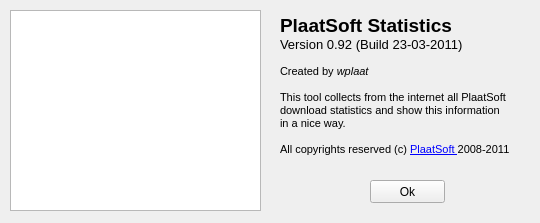
First picture: the form in src/about.ui, repository plaatsoft/plaatstats, before the edit.
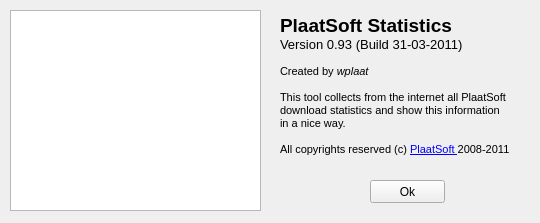
Second picture: the form after the edit.

The edit to the form file:
```diff
--- a/src/about.ui
+++ b/src/about.ui
@@ -38,7 +38,7 @@
 p, li { white-space: pre-wrap; }
 &lt;/style&gt;&lt;/head&gt;&lt;body style=&quot; font-family:'MS Shell Dlg 2'; font-size:8.25pt; font-weight:400; font-style:normal;&quot;&gt;
 &lt;p style=&quot; margin-top:0px; margin-bottom:0px; margin-left:0px; margin-right:0px; -qt-block-indent:0; text-indent:0px;&quot;&gt;&lt;span style=&quot; font-size:14pt; font-weight:600;&quot;&gt;PlaatSoft Statistics&lt;/span&gt;&lt;/p&gt;
-&lt;p style=&quot; margin-top:0px; margin-bottom:0px; margin-left:0px; margin-right:0px; -qt-block-indent:0; text-indent:0px;&quot;&gt;&lt;span style=&quot; font-size:10pt;&quot;&gt;Version 0.92 (Build 23-03-2011)&lt;/span&gt;&lt;/p&gt;
+&lt;p style=&quot; margin-top:0px; margin-bottom:0px; margin-left:0px; margin-right:0px; -qt-block-indent:0; text-indent:0px;&quot;&gt;&lt;span style=&quot; font-size:10pt;&quot;&gt;Version 0.93 (Build 31-03-2011)&lt;/span&gt;&lt;/p&gt;
 &lt;p style=&quot; margin-top:0px; margin-bottom:0px; margin-left:0px; margin-right:0px; -qt-block-indent:0; text-indent:0px;&quot;&gt;&lt;span style=&quot; font-size:8pt;&quot;&gt;          &lt;/span&gt;&lt;/p&gt;
 &lt;p style=&quot; margin-top:0px; margin-bottom:0px; margin-left:0px; margin-right:0px; -qt-block-indent:0; text-indent:0px;&quot;&gt;&lt;span style=&quot; font-size:8pt;&quot;&gt;Created by &lt;/span&gt;&lt;span style=&quot; font-size:8pt; font-style:italic;&quot;&gt;wplaat&lt;/span&gt;&lt;/p&gt;
 &lt;p style=&quot; margin-top:0px; margin-bottom:0px; margin-left:0px; margin-right:0px; -qt-block-indent:0; text-indent:0px;&quot;&gt;&lt;span style=&quot; font-size:8pt;&quot;&gt;       &lt;/span&gt;&lt;/p&gt;
```
